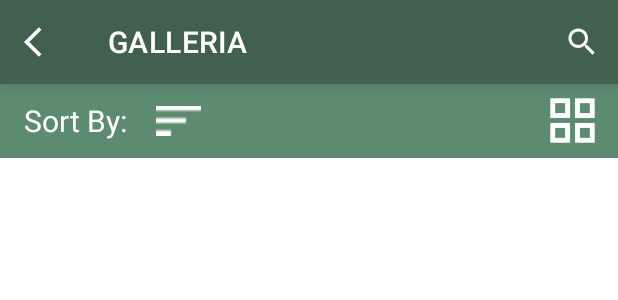
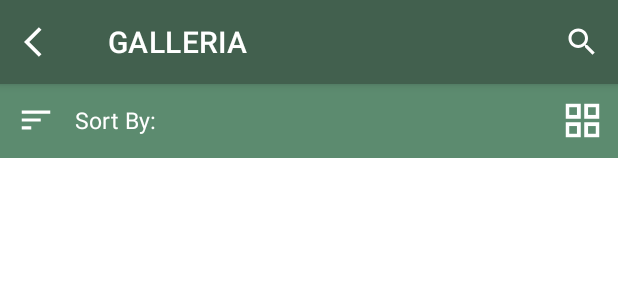
Before and after one commit to Ray-F/se306-galleria, an Android app: the layout activity_category_result.xml on its own in the app's theme, with its tools: preview values and no code run, on a phone screen of 412 x 824 dp. Shown: the top 300 px of the screen. Run offline under Robolectric (Android 15) with nearby library versions, the phone set to English and light mode, and no system bars.

Commit message:
Make final design changes

```diff
--- a/app/src/main/java/nz/ac/aucklanduni/softeng306/team17/galleria/view/savedproducts/SavedAdapter.java
+++ b/app/src/main/java/nz/ac/aucklanduni/softeng306/team17/galleria/view/savedproducts/SavedAdapter.java
@@ -72,7 +72,7 @@ public class SavedAdapter extends RecyclerView.Adapter<RecyclerView.ViewHolder>
         ((SavedProductViewHolder) holder).unsaveIcon.setOnClickListener(new View.OnClickListener() {
             @Override
             public void onClick(View view) {
-                AlertDialog.Builder builder = new AlertDialog.Builder(mContext);
+                AlertDialog.Builder builder = new AlertDialog.Builder(mContext, R.style.GalleriaAlert);
                 builder.setCancelable(true);
                 builder.setTitle("CONFIRM ACTION");
                 builder.setMessage("Are you sure you want to unsave this artwork?");
--- a/app/src/main/java/nz/ac/aucklanduni/softeng306/team17/galleria/view/searchresult/SearchResultActivity.java
+++ b/app/src/main/java/nz/ac/aucklanduni/softeng306/team17/galleria/view/searchresult/SearchResultActivity.java
@@ -83,7 +83,7 @@ public class SearchResultActivity extends SearchBarActivity {
             }
 
             binding.ProductRecyclerView.setLayoutManager(layoutManager);
-            binding.ViewLayoutIcon.setImageResource(imageResource);
+            binding.ViewLayoutIcon.setIconResource(imageResource);
         });
 
         initModifierListeners();
@@ -91,7 +91,7 @@ public class SearchResultActivity extends SearchBarActivity {
 
     private void initModifierListeners() {
         binding.SortIcon.setOnClickListener(view -> {
-            System.out.println("Sorting butotn clicked!");
+            System.out.println("Sorting button clicked!");
         });
 
         binding.ViewLayoutIcon.setOnClickListener(view -> viewModel.toggleLayoutMode());
--- /dev/null
+++ b/app/src/main/res/drawable/ic_baseline_sort_24.xml
@@ -0,0 +1,5 @@
+<vector android:height="24dp" android:tint="#FFFFFF"
+    android:viewportHeight="24" android:viewportWidth="24"
+    android:width="24dp" xmlns:android="http://schemas.android.com/apk/res/android">
+    <path android:fillColor="@android:color/white" android:pathData="M3,18h6v-2L3,16v2zM3,6v2h18L21,6L3,6zM3,13h12v-2L3,11v2z"/>
+</vector>
--- a/app/src/main/res/layout/activity_category_result.xml
+++ b/app/src/main/res/layout/activity_category_result.xml
@@ -22,45 +22,62 @@
             android:layout_marginTop="55dp"
             android:background="@color/mediumShadeGreen">
 
+            <com.google.android.material.button.MaterialButton
+                android:id="@+id/SortIcon"
+                style="@style/Widget.AppCompat.Button.Borderless"
+                android:layout_width="wrap_content"
+                android:layout_height="match_parent"
+                android:minWidth="48dp"
+                android:padding="0dp"
+                app:icon="@drawable/ic_baseline_sort_24"
+                app:iconGravity="textEnd"
+                app:iconPadding="0dp"
+                app:iconSize="25dp" />
+
             <TextView
                 android:id="@+id/SortFilterText"
                 style="@style/GreenPalette"
                 android:layout_width="wrap_content"
                 android:layout_height="match_parent"
                 android:layout_alignParentLeft="true"
-                android:layout_marginLeft="15dp"
+                android:layout_marginLeft="50dp"
                 android:gravity="center"
                 android:text="Sort By: "
-                android:textSize="20sp"></TextView>
+                android:textSize="15dp" />
 
-            <ImageView
-                android:id="@+id/SortIcon"
+
+            <com.google.android.material.button.MaterialButton
+                android:id="@+id/ViewLayoutIcon"
+                style="@style/Widget.AppCompat.Button.Borderless"
                 android:layout_width="wrap_content"
                 android:layout_height="match_parent"
-                android:layout_marginLeft="15dp"
-                android:layout_toRightOf="@+id/SortFilterText"
-                android:src="@drawable/filter_icon"></ImageView>
+                app:icon="@drawable/grid_view_icon"
+                android:layout_alignParentRight="true"
+                app:iconGravity="textEnd"
+                app:iconPadding="0dp"
+                android:padding="0dp"
+                android:minWidth="48dp"
+                app:iconSize="30dp" />
 
-            <ImageView
-                android:id="@+id/ViewLayoutIcon"
-                android:layout_width="wrap_content"
-                android:layout_height="match_parent"
-                android:layout_alignParentRight="true"
-                android:layout_marginRight="5dp"
-                android:adjustViewBounds="true"
-                android:padding="5dp"
-                android:src="@drawable/grid_view_icon" />
+<!--            <ImageView-->
+<!--                android:id="@+id/ViewLayoutIcon"-->
+<!--                android:layout_width="wrap_content"-->
+<!--                android:layout_height="match_parent"-->
+<!--                android:layout_alignParentRight="true"-->
+<!--                android:layout_marginRight="5dp"-->
+<!--                android:adjustViewBounds="true"-->
+<!--                android:src="@drawable/grid_view_icon" />-->
 
         </RelativeLayout>
 
         <androidx.recyclerview.widget.RecyclerView
             android:id="@+id/ProductRecyclerView"
-            android:layout_marginTop="60dp"
-            android:layout_marginRight="5dp"
+            android:layout_marginTop="49dp"
             android:layout_width="match_parent"
             android:layout_height="wrap_content"
+            android:clipToPadding="false"
+            android:paddingBottom="20dp"
             app:layout_behavior="@string/appbar_scrolling_view_behavior">
-
         </androidx.recyclerview.widget.RecyclerView>
 
     </androidx.coordinatorlayout.widget.CoordinatorLayout>
--- a/app/src/main/res/layout/activity_main.xml
+++ b/app/src/main/res/layout/activity_main.xml
@@ -181,6 +181,8 @@
                 android:id="@+id/MainRecyclerView"
                 android:layout_width="match_parent"
                 android:layout_height="wrap_content"
+                android:clipToPadding="false"
+                android:paddingBottom="20dp"
                 android:layout_marginTop="10dp" />
         </LinearLayout>
 
--- a/app/src/main/res/layout/activity_saved_products.xml
+++ b/app/src/main/res/layout/activity_saved_products.xml
@@ -21,6 +21,9 @@
             android:layout_width="match_parent"
             android:layout_height="wrap_content"
             app:layout_behavior="@string/appbar_scrolling_view_behavior"
+            android:paddingBottom="20dp"
+            android:paddingTop="10dp"
+            android:clipToPadding="false"
             >
 
 
--- a/app/src/main/res/layout/product_grid.xml
+++ b/app/src/main/res/layout/product_grid.xml
@@ -2,7 +2,8 @@
 <LinearLayout xmlns:android="http://schemas.android.com/apk/res/android"
     style="@style/GreenPalette"
     android:layout_width="match_parent"
-    android:layout_height="280dp"
+    android:layout_height="230dp"
+    android:layout_marginTop="20dp"
     android:gravity="center_horizontal"
     android:orientation="vertical">
 
@@ -18,7 +19,9 @@
         android:id="@+id/ProductNameGrid"
         android:layout_width="wrap_content"
         android:layout_height="wrap_content"
+        android:layout_marginTop="5dp"
         android:textAlignment="center"
+        android:textSize="20pt"
         android:textStyle="bold"
         android:text="TITLE TEXT"></TextView>
 
@@ -26,6 +29,7 @@
         android:id="@+id/GridSpecialText"
         android:layout_width="wrap_content"
         android:layout_height="wrap_content"
+        android:textSize="16pt"
         android:text="Special content goes here"></TextView>
 
 </LinearLayout>
--- a/app/src/main/res/layout/product_row.xml
+++ b/app/src/main/res/layout/product_row.xml
@@ -33,6 +33,7 @@
             android:layout_width="wrap_content"
             android:layout_height="wrap_content"
             android:layout_marginTop="5dp"
+            android:textSize="20pt"
             android:text="TITLE TEXT"
             android:textStyle="bold" />
 
@@ -41,6 +42,7 @@
             android:layout_width="match_parent"
             android:layout_height="wrap_content"
             android:layout_below="@id/ProductName"
+            android:textSize="16pt"
             android:layout_marginTop="5dp"
             android:text="Some description text about this product for the user" />
 
@@ -48,6 +50,7 @@
             android:id="@+id/RowSpecialText"
             android:layout_width="match_parent"
             android:layout_height="wrap_content"
+            android:textSize="16pt"
             android:layout_below="@id/ProductDescription"
             android:layout_marginTop="5dp"
             android:text="Special Text Goes Here And it might be long" />
```
Also changed, not shown: app/src/main/java/nz/ac/aucklanduni/softeng306/team17/galleria/view/categoryresult/CategoryResultActivity.java (+6 -5 lines), app/src/main/res/values/themes.xml (+18 -0 lines).
